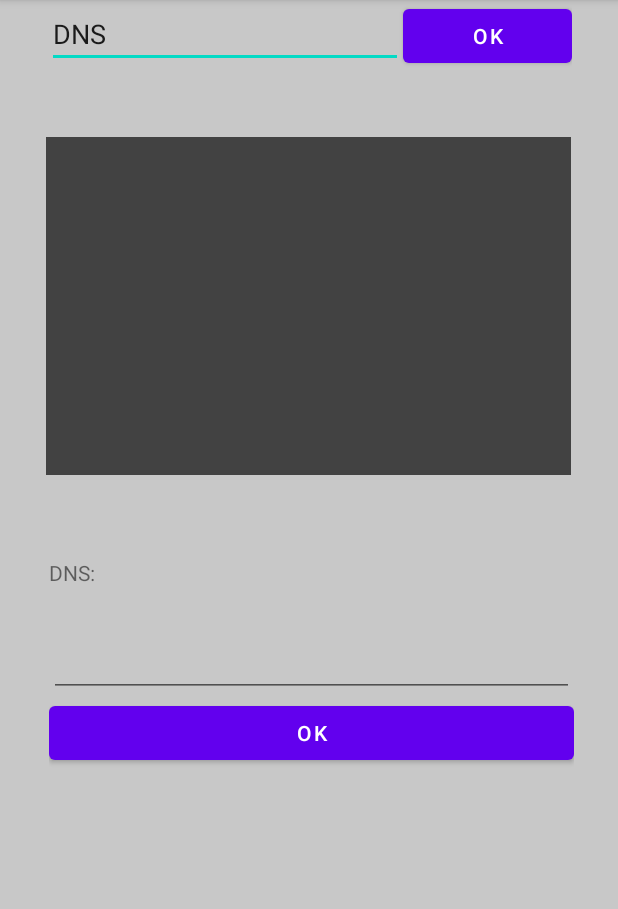
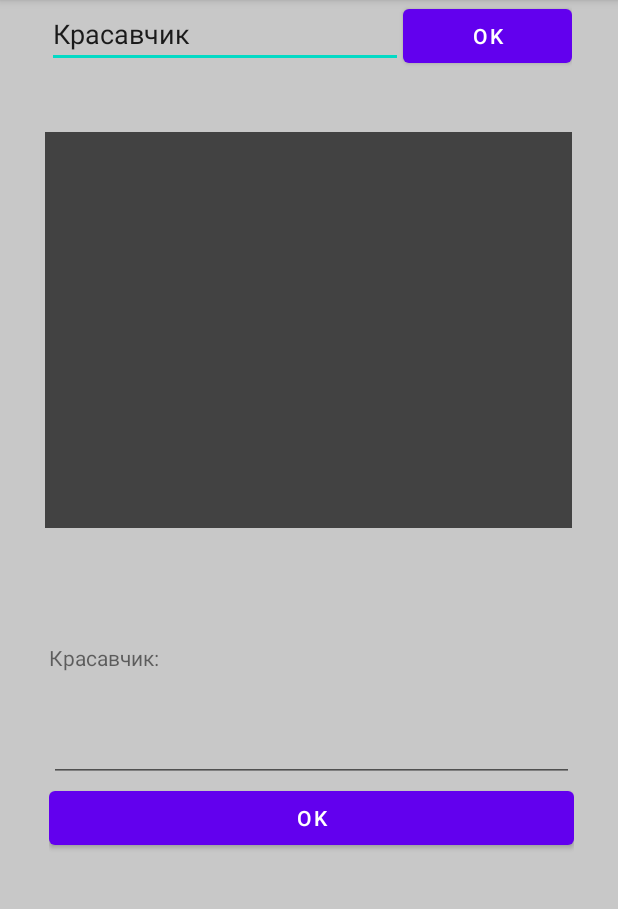
Before and after one commit to DoomHopes/Chat, an Android app: the screen it shows after launch (MainActivity), on a phone screen of 412 x 824 dp, the part 84-993 px from its top. Run offline under Robolectric (Android 15) with nearby library versions, the phone set to English and light mode, and no system bars.

Commit message:
some  fix activity_main.xml

```diff
--- a/app/src/main/res/layout/activity_main.xml
+++ b/app/src/main/res/layout/activity_main.xml
@@ -37,8 +37,8 @@
 
     <TextView
         android:id="@+id/textViewChatBox"
-        android:layout_width="350dp"
-        android:layout_height="225dp"
+        android:layout_width="351dp"
+        android:layout_height="264dp"
         android:background="@color/cardview_dark_background"
         app:layout_constraintBottom_toBottomOf="parent"
         app:layout_constraintEnd_toEndOf="parent"
@@ -50,7 +50,7 @@
     <LinearLayout
         android:layout_width="350dp"
         android:layout_height="wrap_content"
-        android:layout_marginTop="8dp"
+        android:layout_marginTop="40dp"
         android:orientation="vertical"
         app:layout_constraintBottom_toBottomOf="parent"
         app:layout_constraintEnd_toEndOf="parent"
--- a/app/src/main/res/values/strings.xml
+++ b/app/src/main/res/values/strings.xml
@@ -3,5 +3,5 @@
     <string name="communicator">Communicator</string>
     <string name="ok">OK</string>
     <string name="name">Name</string>
-    <string name="author_default">DNS</string>
+    <string name="author_default">Красавчик</string>
 </resources>
```
